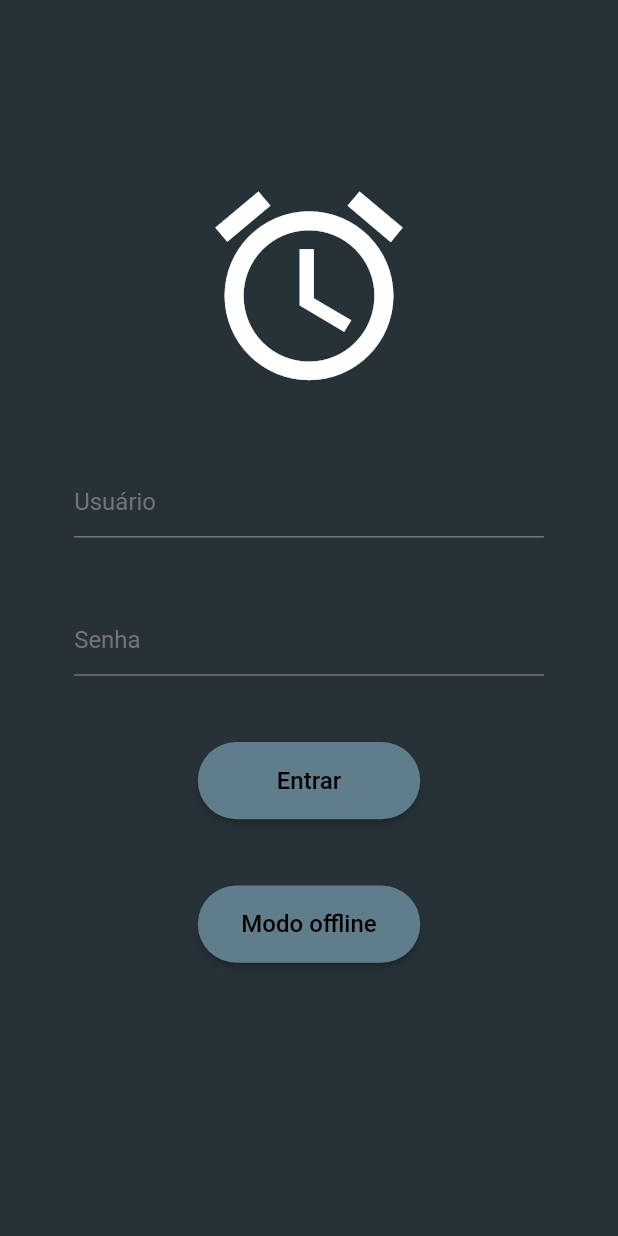
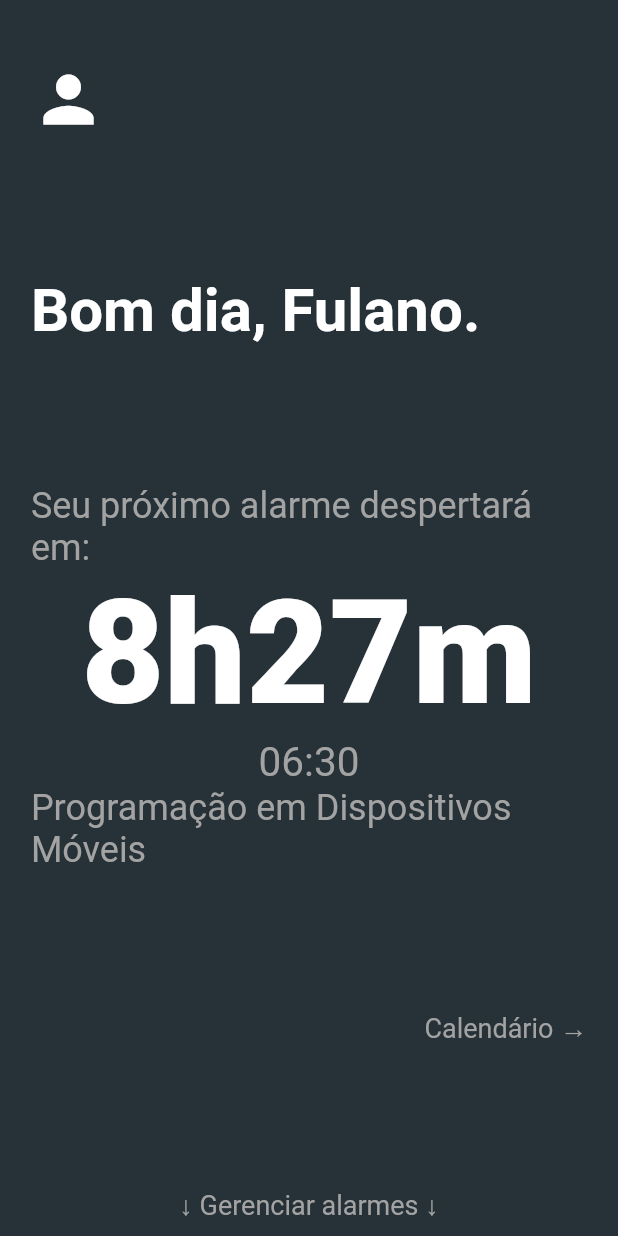
Before and after one commit to MatheusAraujo6/pimobile3a, a Flutter app: the screen it shows after launch, after a tap on "Entrar", on a phone screen of 412 x 824 dp. Run offline on Flutter 3.47's test engine with Material 2 defaults, Android fonts, the phone set to English and light mode, and no system bars.

Commit message:
Criação da tela principal

```diff
--- a/lib/login.dart
+++ b/lib/login.dart
@@ -1,4 +1,5 @@
 import 'package:flutter/material.dart';
+import 'principal.dart';
 
 class LoginTela extends StatefulWidget {
   const LoginTela({Key? key}) : super(key: key);
@@ -28,15 +29,21 @@ class _LoginTelaState extends State<LoginTela> {
     );
   }
 
-  ElevatedButton botaoLogin(String label, Function funcionalidade) {
+  ElevatedButton botaoLogin(String label, void Function() funcionalidade) {
     return ElevatedButton(
-        onPressed: () => funcionalidade,
+        onPressed: () => funcionalidade(),
         style: ElevatedButton.styleFrom(
             shape: const StadiumBorder(), backgroundColor: Colors.blueGrey),
         child: Text(
           label,
           style: const TextStyle(fontSize: 16, color: Colors.black),
         ));
+  }
+
+  void navegarTelaPrincipal(BuildContext context) {
+    Navigator.of(context).push(
+      MaterialPageRoute(builder: (context) => const TelaPrincipal()),
+    );
   }
 
   @override
@@ -66,7 +73,7 @@ class _LoginTelaState extends State<LoginTela> {
             SizedBox(
               width: 0.36 * width,
               height: 0.0625 * height,
-              child: botaoLogin('Entrar', emptyMethod),
+              child: botaoLogin('Entrar', () => navegarTelaPrincipal(context)),
             ),
             SizedBox(
               width: 0.36 * width,
--- /dev/null
+++ b/lib/principal.dart
@@ -0,0 +1,82 @@
+import 'package:flutter/material.dart';
+
+class TelaPrincipal extends StatefulWidget {
+  const TelaPrincipal({Key? key}) : super(key: key);
+
+  @override
+  State<TelaPrincipal> createState() => _TelaPrincipalState();
+}
+
+class _TelaPrincipalState extends State<TelaPrincipal> {
+  Color cinzaCustom = const Color.fromARGB(255, 163, 163, 163);
+
+  @override
+  Widget build(BuildContext context) {
+    double width = MediaQuery.of(context).size.width;
+    double height = MediaQuery.of(context).size.height;
+
+    return Scaffold(
+      backgroundColor: Colors.blueGrey.shade900,
+      body: Padding(
+        padding: EdgeInsets.only(
+            top: 0.05 * height,
+            left: 0.05 * width,
+            right: 0.05 * width,
+            bottom: 0.01 * height),
+        child: Column(
+          mainAxisAlignment: MainAxisAlignment.spaceBetween,
+          crossAxisAlignment: CrossAxisAlignment.start,
+          children: [
+            const Icon(Icons.person, size: 50, color: Colors.white),
+            const Text(
+              'Bom dia, Fulano.',
+              style: TextStyle(
+                  color: Colors.white,
+                  fontSize: 40,
+                  fontWeight: FontWeight.w600),
+            ),
+            Center(
+              child: Column(
+                mainAxisAlignment: MainAxisAlignment.spaceBetween,
+                crossAxisAlignment: CrossAxisAlignment.center,
+                children: [
+                  Text(
+                    'Seu próximo alarme despertará em:',
+                    style: TextStyle(color: cinzaCustom, fontSize: 24),
+                  ),
+                  const Text(
+                    '8h27m',
+                    style: TextStyle(
+                        color: Colors.white,
+                        fontSize: 96,
+                        fontWeight: FontWeight.w900),
+                  ),
+                  Text(
+                    '06:30',
+                    style: TextStyle(color: cinzaCustom, fontSize: 27),
+                  ),
+                  Text('Programação em Dispositivos Móveis',
+                      style: TextStyle(color: cinzaCustom, fontSize: 24)),
+                ],
+              ),
+            ),
+            Row(
+              mainAxisAlignment: MainAxisAlignment.end,
+              children: [
+                Text('Calendário →',
+                    style: TextStyle(color: cinzaCustom, fontSize: 18)),
+              ],
+            ),
+            Row(
+              mainAxisAlignment: MainAxisAlignment.center,
+              children: [
+                Text('↓ Gerenciar alarmes ↓',
+                    style: TextStyle(color: cinzaCustom, fontSize: 18)),
+              ],
+            ),
+          ],
+        ),
+      ),
+    );
+  }
+}
```
